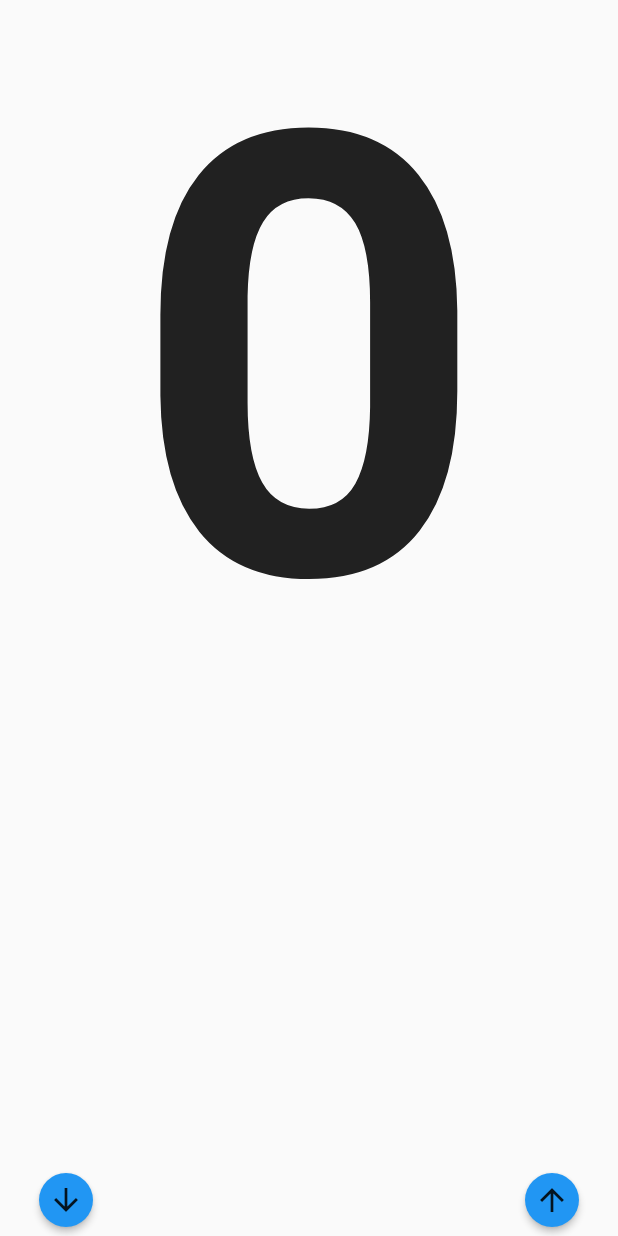
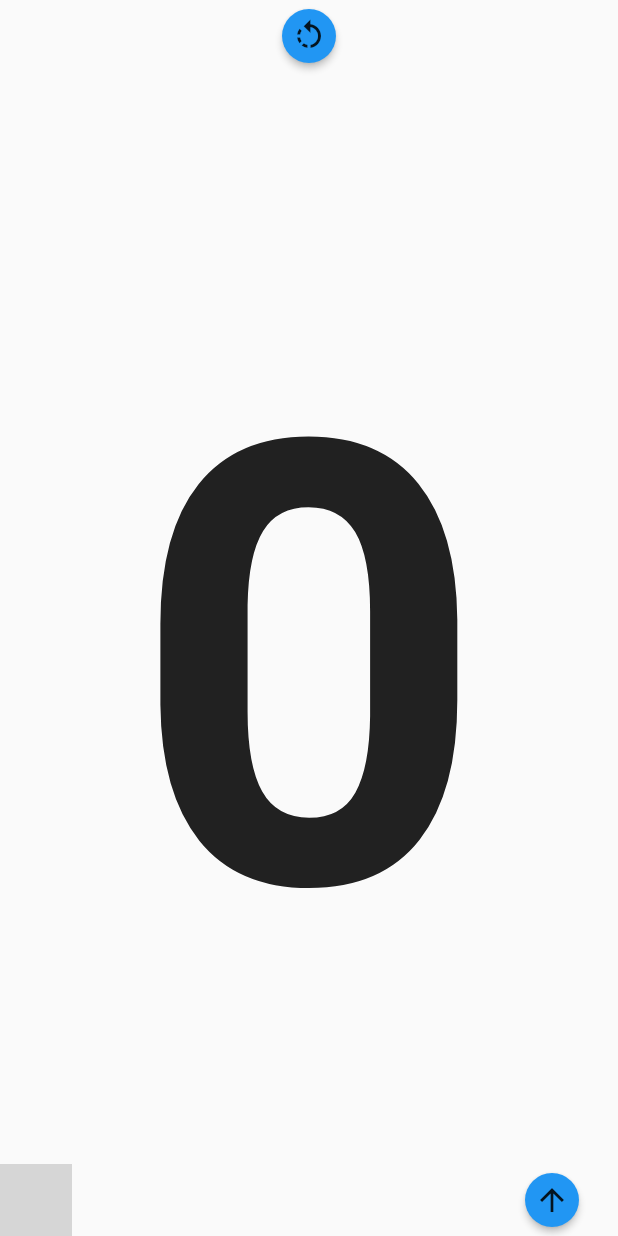
Before and after one commit to MAHakeem-MK/best_practice, a Flutter app: the screen it shows after launch, on a phone screen of 412 x 824 dp. Run offline on Flutter 3.47's test engine with Material 2 defaults, Android fonts, the phone set to English and light mode, and no system bars; our stand-ins replace bloc, flutter_bloc; grey boxes are pictures that could not be loaded.

Commit message:
counter reset function.

```diff
--- a/lib/home/cubit/counter_cubit.dart
+++ b/lib/home/cubit/counter_cubit.dart
@@ -17,4 +17,9 @@ class CounterCubit extends Cubit<CounterState> {
       emit(CanNotDecrement(state.count));
     }
   }
+
+  void reset() {
+    emit(Resetted(0));
+  }
+
 }
--- a/lib/home/cubit/counter_state.dart
+++ b/lib/home/cubit/counter_state.dart
@@ -18,6 +18,10 @@ class Decremented extends CounterState {
   Decremented(int count) : super(count);
 }
 
+class Resetted extends CounterState {
+  Resetted(int count) : super(count);
+}
+
 class CanNotDecrement extends CounterState {
   CanNotDecrement(int count) : super(count);
 }
--- a/lib/home/ui/pages/home_page.dart
+++ b/lib/home/ui/pages/home_page.dart
@@ -1,6 +1,8 @@
 import 'package:best_approach/home/cubit/counter_cubit.dart';
 import 'package:best_approach/home/ui/widgets/count_actionbar.dart';
 import 'package:best_approach/home/ui/widgets/count_label.dart';
+import 'package:best_approach/home/ui/widgets/raised_round_button.dart';
+import 'package:best_approach/home/ui/widgets/reset_button.dart';
 import 'package:flutter/material.dart';
 import 'package:flutter_bloc/flutter_bloc.dart';
 
@@ -22,6 +24,7 @@ class HomePage extends StatelessWidget {
             return Column(
               mainAxisAlignment: MainAxisAlignment.spaceBetween,
               children: [
+                ResetButton(),
                 CountLabel(
                   count: "${state.count}",
                 ),
--- a/lib/home/ui/widgets/count_actionbar.dart
+++ b/lib/home/ui/widgets/count_actionbar.dart
@@ -1,4 +1,4 @@
-import 'package:best_approach/home/ui/widgets/count_action_button.dart';
+import 'package:best_approach/home/ui/widgets/raised_round_button.dart';
 import 'package:best_approach/home/ui/widgets/decrement_button.dart';
 import 'package:best_approach/home/ui/widgets/increment_button.dart';
 import 'package:flutter/material.dart';
--- a/lib/home/ui/widgets/increment_button.dart
+++ b/lib/home/ui/widgets/increment_button.dart
@@ -1,5 +1,5 @@
 import 'package:best_approach/home/cubit/counter_cubit.dart';
-import 'package:best_approach/home/ui/widgets/count_action_button.dart';
+import 'package:best_approach/home/ui/widgets/raised_round_button.dart';
 import 'package:flutter/material.dart';
 import 'package:flutter_bloc/flutter_bloc.dart';
 
@@ -12,7 +12,7 @@ class IncrementButton extends StatelessWidget {
   Widget build(BuildContext context) {
     return BlocBuilder<CounterCubit, CounterState>(
       builder: (context, state) {
-        return CountActionButton(
+        return RaisedRoundButton(
           child: Icon(Icons.arrow_upward),
           onPressed: () {
             context.bloc<CounterCubit>().increment();
--- a/lib/home/ui/widgets/count_action_button.dart
+++ b/lib/home/ui/widgets/raised_round_button.dart
@@ -1,10 +1,10 @@
 import 'package:flutter/material.dart';
 
-class CountActionButton extends StatelessWidget {
+class RaisedRoundButton extends StatelessWidget {
   final Widget child;
   final Function onPressed;
 
-  const CountActionButton(
+  const RaisedRoundButton(
       {Key key, @required this.child, @required this.onPressed})
       : super(key: key);
 
--- a/lib/home/ui/widgets/decrement_button.dart
+++ b/lib/home/ui/widgets/reset_button.dart
@@ -1,10 +1,10 @@
 import 'package:best_approach/home/cubit/counter_cubit.dart';
-import 'package:best_approach/home/ui/widgets/count_action_button.dart';
+import 'package:best_approach/home/ui/widgets/raised_round_button.dart';
 import 'package:flutter/material.dart';
 import 'package:flutter_bloc/flutter_bloc.dart';
 
-class DecrementButton extends StatelessWidget {
-  const DecrementButton({
+class ResetButton extends StatelessWidget {
+  const ResetButton({
     Key key,
   }) : super(key: key);
 
@@ -12,10 +12,10 @@ class DecrementButton extends StatelessWidget {
   Widget build(BuildContext context) {
     return BlocBuilder<CounterCubit, CounterState>(
       builder: (context, state) {
-        return CountActionButton(
-          child: Icon(Icons.arrow_downward),
+        return RaisedRoundButton(
+          child: Icon(Icons.rotate_left),
           onPressed: () {
-            context.bloc<CounterCubit>().decrement();
+            context.bloc<CounterCubit>().reset();
           },
         );
       },
```
